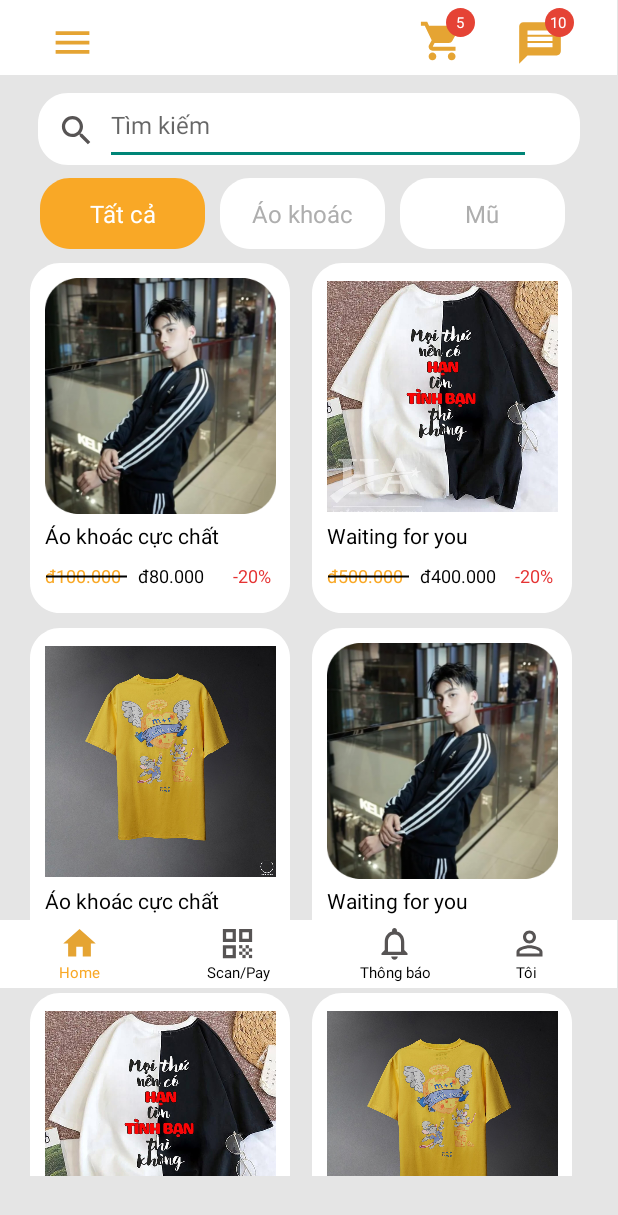
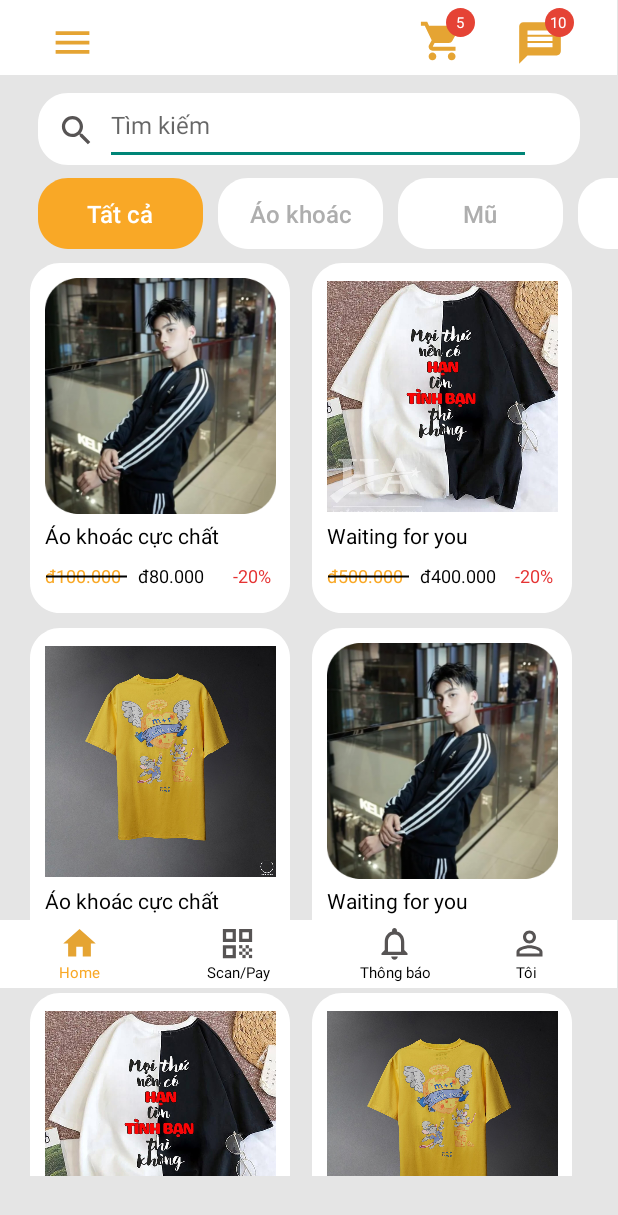
Before and after one commit to SETQT/Android, an Android app: the screen it shows after launch (MainActivity), on a phone screen of 412 x 824 dp. Shown: the top 1215 px of the screen. Run offline under Robolectric (Android 15) with nearby library versions, the phone set to English and light mode, and no system bars.

Commit message:
update dashboard layout and using horizontal

```diff
--- a/app/src/main/res/layout/dashboard.xml
+++ b/app/src/main/res/layout/dashboard.xml
@@ -125,9 +125,7 @@
         android:id="@+id/horizontalScrollView"
         android:layout_width="wrap_content"
         android:layout_height="54dp"
-        android:layout_marginLeft="25dp"
         android:layout_marginTop="115dp"
-        android:layout_marginRight="25dp"
         android:layout_marginBottom="50dp"
         app:layout_constraintEnd_toEndOf="parent"
         app:layout_constraintStart_toStartOf="parent">
@@ -137,21 +135,22 @@
             android:layout_height="match_parent"
             android:orientation="horizontal">
 
-            <TextView
+            <Button
                 android:id="@+id/option_tatca"
                 android:layout_width="110dp"
                 android:layout_height="47dp"
                 android:layout_alignParentLeft="true"
                 android:layout_alignParentTop="true"
-                android:layout_marginLeft="1dp"
+                android:layout_marginLeft="25dp"
                 android:layout_marginTop="3dp"
                 android:background="@drawable/rectangle_bg_orange"
                 android:gravity="center"
+                android:textAllCaps="false"
                 android:text="Tất cả"
                 android:textColor="#FFFFFF"
                 android:textSize="16sp" />
 
-            <TextView
+            <Button
                 android:id="@+id/option_aokhoac"
                 android:layout_width="110dp"
                 android:layout_height="47dp"
@@ -162,10 +161,11 @@
                 android:background="@drawable/rectangle_bg_white"
                 android:gravity="center"
                 android:text="Áo khoác"
+                android:textAllCaps="false"
                 android:textColor="#AEAEAE"
                 android:textSize="16sp" />
 
-            <TextView
+            <Button
                 android:id="@+id/option_mu"
                 android:layout_width="110dp"
                 android:layout_height="47dp"
@@ -176,10 +176,11 @@
                 android:background="@drawable/rectangle_bg_white"
                 android:gravity="center"
                 android:text="Mũ"
+                android:textAllCaps="false"
                 android:textColor="#AEAEAE"
                 android:textSize="16sp" />
 
-            <TextView
+            <Button
                 android:id="@+id/option_quan"
                 android:layout_width="110dp"
                 android:layout_height="47dp"
@@ -190,10 +191,11 @@
                 android:background="@drawable/rectangle_bg_white"
                 android:gravity="center"
                 android:text="Quần"
+                android:textAllCaps="false"
                 android:textColor="#AEAEAE"
                 android:textSize="16sp" />
 
-            <TextView
+            <Button
                 android:id="@+id/option_áo"
                 android:layout_width="110dp"
                 android:layout_height="47dp"
@@ -204,20 +206,23 @@
                 android:background="@drawable/rectangle_bg_white"
                 android:gravity="center"
                 android:text="Áo"
+                android:textAllCaps="false"
                 android:textColor="#AEAEAE"
                 android:textSize="16sp" />
 
-            <TextView
+            <Button
                 android:id="@+id/option_giay"
                 android:layout_width="110dp"
                 android:layout_height="47dp"
                 android:layout_alignParentLeft="true"
                 android:layout_alignParentTop="true"
                 android:layout_marginLeft="10dp"
+                android:layout_marginRight="25dp"
                 android:layout_marginTop="3dp"
                 android:background="@drawable/rectangle_bg_white"
                 android:gravity="center"
                 android:text="Giày"
+                android:textAllCaps="false"
                 android:textColor="#AEAEAE"
                 android:textSize="16sp" />
 
--- a/app/src/main/res/values/styles.xml
+++ b/app/src/main/res/values/styles.xml
@@ -1,6 +1,10 @@
 <?xml version="1.0" encoding="utf-8"?>
 <resources>
-    <style name="index_circle_red">
+    <style name="HiddenTitleTheme" parent="Theme.AppCompat.Light.NoActionBar">
+        <item name="windowNoTitle">true</item>
+        <item name="windowActionBar">false</item>
+    </style>
+    <style name="index_circle_red" parent="Theme.AppCompat.Light.NoActionBar">
         <item name="android:textSize">8sp</item>
         <item name="android:textColor">#FFFFFF</item>
     </style>
```
